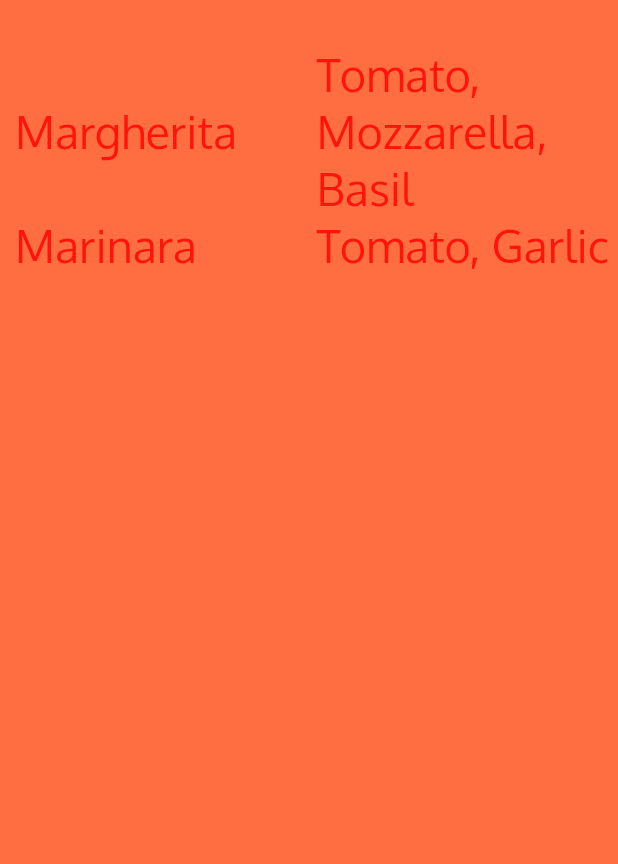
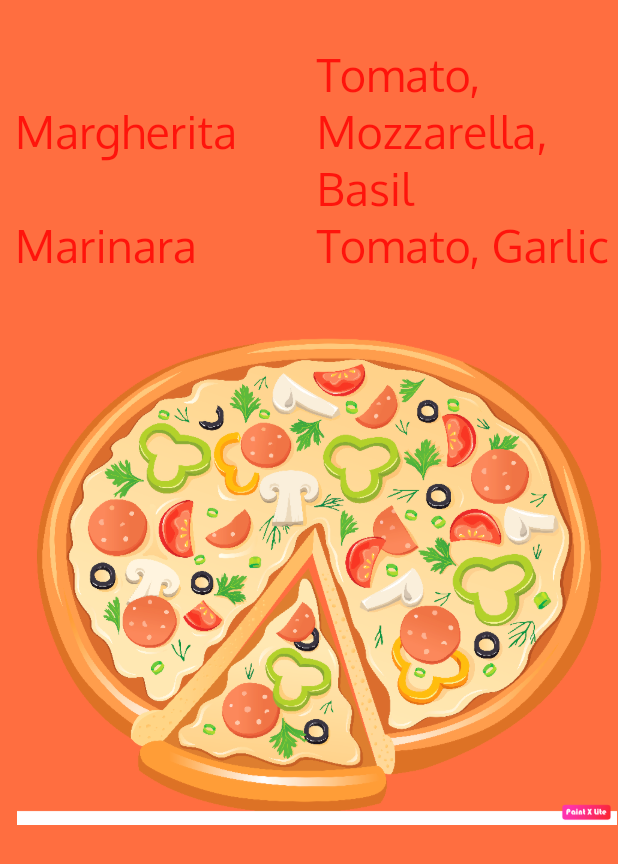
Before and after one commit to havuong/flutter-getting-started, a Flutter app: the screen it shows after launch, on a phone screen of 412 x 824 dp. Shown: the top 864 px of the screen. Run offline on Flutter 3.47's test engine with Material 2 defaults, Android fonts, the phone set to English and light mode, and no system bars.

Commit message:
Adding Images from Assets

```diff
--- a/app_widgets/lib/ui/home.dart
+++ b/app_widgets/lib/ui/home.dart
@@ -54,8 +54,19 @@ class Home extends StatelessWidget {
                       fontWeight: FontWeight.normal),
                 ),
               )
-            ])
+            ]),
+            PizzaImageWidget(),
           ],
         ));
   }
 }
+
+class PizzaImageWidget extends StatelessWidget{
+  @override
+  Widget build(BuildContext context) {
+    AssetImage pizzaAsset = AssetImage('images/pizza.png');
+    Image image = Image(image: pizzaAsset,width:400,height:400);
+    return Container(child:image);
+  }
+
+}
--- a/app_widgets/pubspec.yaml
+++ b/app_widgets/pubspec.yaml
@@ -41,8 +41,8 @@ flutter:
   uses-material-design: true
 
   # To add assets to your application, add an assets section, like this:
-  # assets:
-  #  - images/a_dot_burr.jpeg
+  assets:
+   - images/pizza.png
   #  - images/a_dot_ham.jpeg
 
   # An image asset can refer to one or more resolution-specific "variants", see
```
Also changed, not shown: app_widgets/images/pizza.png (added).
